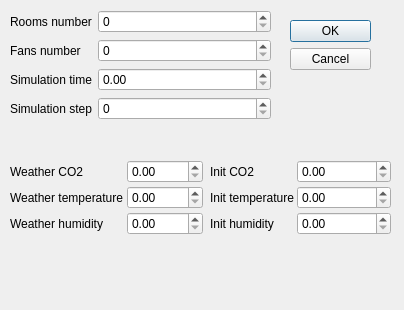
Before: the Qt Designer form ComfortableCinema/settings.ui in Eryk07/ZTPR, drawn with Qt 5.
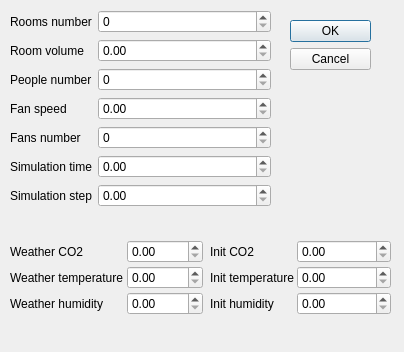
After: the same form once the commit is applied.

Commit message: add fields to Settings dialog window, add slots valueChanged functions

```diff
--- a/ComfortableCinema/settings.ui
+++ b/ComfortableCinema/settings.ui
@@ -7,7 +7,7 @@
     <x>0</x>
     <y>0</y>
     <width>404</width>
-    <height>310</height>
+    <height>352</height>
    </rect>
   </property>
   <property name="windowTitle">
@@ -35,7 +35,7 @@
      <x>10</x>
      <y>10</y>
      <width>261</width>
-     <height>121</height>
+     <height>213</height>
     </rect>
    </property>
    <layout class="QFormLayout" name="formLayout">
@@ -50,34 +50,64 @@
      <widget class="QSpinBox" name="spinRooms"/>
     </item>
     <item row="1" column="0">
-     <widget class="QLabel" name="fansNumberLabel">
+     <widget class="QLabel" name="roomVolumeLabel">
+      <property name="text">
+       <string>Room volume</string>
+      </property>
+     </widget>
+    </item>
+    <item row="1" column="1">
+     <widget class="QDoubleSpinBox" name="roomVolumeDoubleSpinBox"/>
+    </item>
+    <item row="2" column="0">
+     <widget class="QLabel" name="peopleCountLabel">
+      <property name="text">
+       <string>People number</string>
+      </property>
+     </widget>
+    </item>
+    <item row="4" column="0">
+     <widget class="QLabel" name="fansCountLabel">
       <property name="text">
        <string>Fans number</string>
       </property>
      </widget>
     </item>
-    <item row="1" column="1">
-     <widget class="QSpinBox" name="spinFansCount"/>
+    <item row="4" column="1">
+     <widget class="QSpinBox" name="fansCountSpinBox"/>
     </item>
-    <item row="2" column="0">
+    <item row="5" column="0">
      <widget class="QLabel" name="simulationTimeLabel">
       <property name="text">
        <string>Simulation time</string>
       </property>
      </widget>
     </item>
-    <item row="2" column="1">
-     <widget class="QDoubleSpinBox" name="doubleSpinSimTime"/>
+    <item row="5" column="1">
+     <widget class="QDoubleSpinBox" name="simulationTimeDoubleSpinBox"/>
     </item>
-    <item row="3" column="0">
+    <item row="6" column="0">
      <widget class="QLabel" name="simulationStepLabel">
       <property name="text">
        <string>Simulation step</string>
       </property>
      </widget>
     </item>
+    <item row="6" column="1">
+     <widget class="QDoubleSpinBox" name="simulationStepDoubleSpinBox"/>
+    </item>
+    <item row="3" column="0">
+     <widget class="QLabel" name="fanSpeedLabel">
+      <property name="text">
+       <string>Fan speed</string>
+      </property>
+     </widget>
+    </item>
     <item row="3" column="1">
-     <widget class="QSpinBox" name="simulationStepSpinBox"/>
+     <widget class="QDoubleSpinBox" name="fanSpeedDoubleSpinBox"/>
+    </item>
+    <item row="2" column="1">
+     <widget class="QSpinBox" name="peopleCountSpinBox"/>
     </item>
    </layout>
   </widget>
@@ -85,7 +115,7 @@
    <property name="geometry">
     <rect>
      <x>10</x>
-     <y>160</y>
+     <y>240</y>
      <width>193</width>
      <height>91</height>
     </rect>
@@ -133,7 +163,7 @@
    <property name="geometry">
     <rect>
      <x>210</x>
-     <y>160</y>
+     <y>240</y>
      <width>181</width>
      <height>91</height>
     </rect>
```
Left out of the diff: 4 changed lines with no effect on the pictures. The commit also changes 4 other files.
